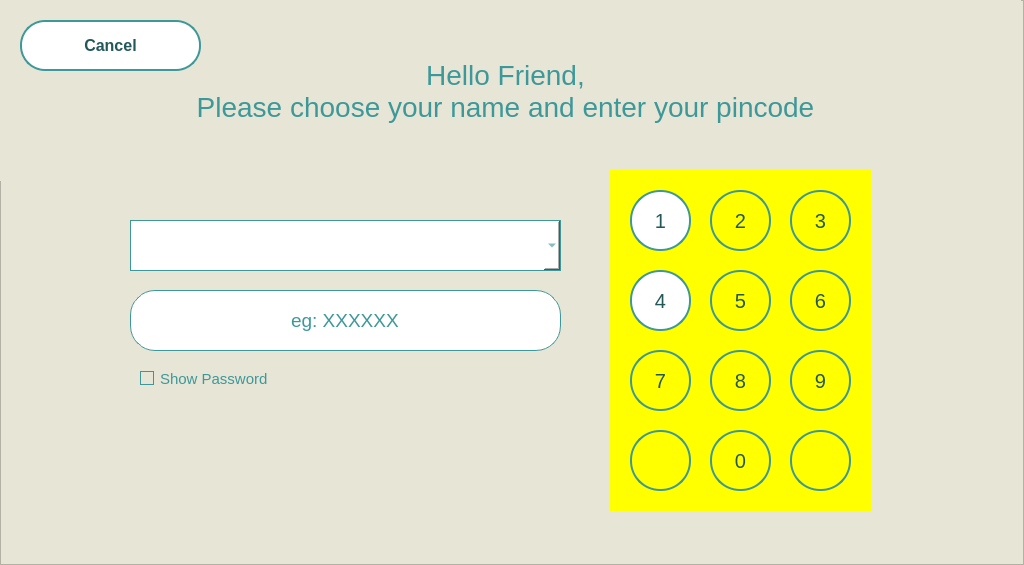
Fsociety-Mrn/AIoT-Smartlock, file Design/keebs.ui: the form before one commit.
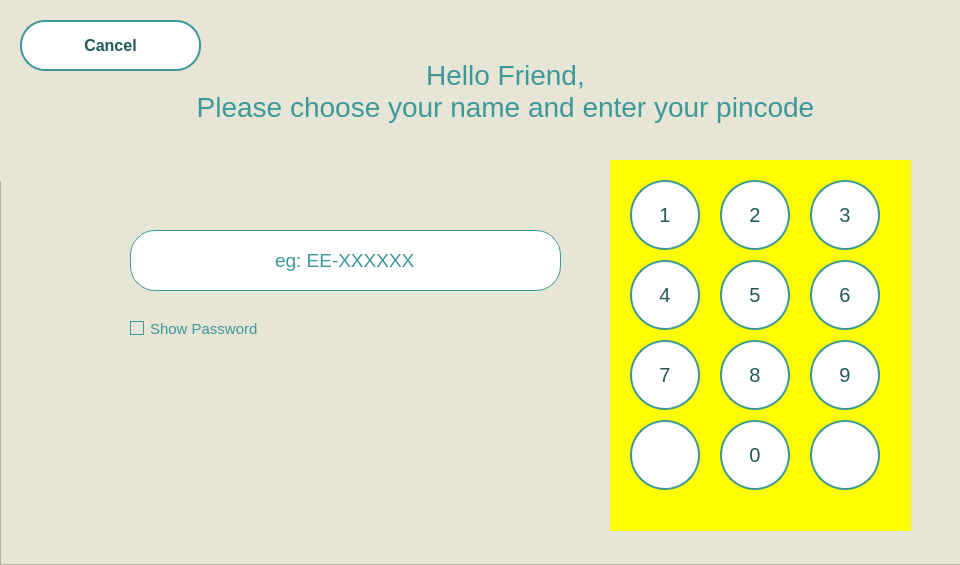
The form after the commit. Icons and pictures are not drawn.

The edit to the form file:
```diff
--- a/Design/keebs.ui
+++ b/Design/keebs.ui
@@ -6,7 +6,7 @@
    <rect>
     <x>0</x>
     <y>0</y>
-    <width>1024</width>
+    <width>960</width>
     <height>565</height>
    </rect>
   </property>
@@ -43,7 +43,7 @@
      <property name="geometry">
       <rect>
        <x>130</x>
-       <y>290</y>
+       <y>230</y>
        <width>431</width>
        <height>61</height>
       </rect>
@@ -63,7 +63,7 @@
 </string>
      </property>
      <property name="text">
-      <string>eg: XXXXXX</string>
+      <string>eg: EE-XXXXXX</string>
      </property>
      <property name="alignment">
       <set>Qt::AlignCenter</set>
@@ -72,39 +72,13 @@
       <string>Token ID</string>
      </property>
     </widget>
-    <widget class="QComboBox" name="comboBox">
-     <property name="geometry">
-      <rect>
-       <x>130</x>
-       <y>220</y>
-       <width>431</width>
-       <height>51</height>
-      </rect>
-     </property>
-     <property name="font">
-      <font>
-       <family>Segoe UI</family>
-       <pointsize>15</pointsize>
-      </font>
-     </property>
-     <property name="styleSheet">
-      <string notr="true">background: transparents;
-color: #3D989A;
-background-color: rgb(255, 255, 255);
-border: 1px solid #3D989A;
-</string>
-     </property>
-     <property name="editable">
-      <bool>false</bool>
-     </property>
-    </widget>
     <widget class="QWidget" name="KeyboardContainer_3" native="true">
      <property name="geometry">
       <rect>
        <x>610</x>
-       <y>170</y>
-       <width>261</width>
-       <height>341</height>
+       <y>160</y>
+       <width>301</width>
+       <height>371</height>
       </rect>
      </property>
      <property name="styleSheet">
@@ -117,8 +91,8 @@
        <rect>
         <x>20</x>
         <y>20</y>
-        <width>61</width>
-        <height>61</height>
+        <width>70</width>
+        <height>70</height>
        </rect>
       </property>
       <property name="font">
@@ -134,7 +108,7 @@
        <string notr="true">QPushButton {
 	background: transparent;
 	background-color: white;
-    border-radius: 30px;
+    border-radius: 35px;
     color: #23585A;
     border: 2px solid rgb(61, 152, 154);
 }
@@ -150,10 +124,10 @@
      <widget class="QPushButton" name="seven_3">
       <property name="geometry">
        <rect>
-        <x>100</x>
+        <x>110</x>
         <y>20</y>
-        <width>61</width>
-        <height>61</height>
+        <width>70</width>
+        <height>70</height>
        </rect>
       </property>
       <property name="font">
@@ -168,7 +142,8 @@
       <property name="styleSheet">
        <string notr="true">QPushButton {
 	background: transparent;
-    border-radius: 30px;
+	background-color: white;
+    border-radius: 35px;
     color: #23585A;
     border: 2px solid rgb(61, 152, 154);
 }
@@ -184,10 +159,10 @@
      <widget class="QPushButton" name="seven_4">
       <property name="geometry">
        <rect>
-        <x>180</x>
+        <x>200</x>
         <y>20</y>
-        <width>61</width>
-        <height>61</height>
+        <width>70</width>
+        <height>70</height>
        </rect>
       </property>
       <property name="font">
@@ -202,7 +177,8 @@
       <property name="styleSheet">
        <string notr="true">QPushButton {
 	background: transparent;
-    border-radius: 30px;
+	background-color: white;
+    border-radius: 35px;
     color: #23585A;
     border: 2px solid rgb(61, 152, 154);
 }
@@ -218,10 +194,10 @@
      <widget class="QPushButton" name="seven_5">
       <property name="geometry">
        <rect>
-        <x>100</x>
+        <x>110</x>
         <y>100</y>
-        <width>61</width>
-        <height>61</height>
+        <width>70</width>
+        <height>70</height>
        </rect>
       </property>
       <property name="font">
@@ -236,7 +212,8 @@
       <property name="styleSheet">
        <string notr="true">QPushButton {
 	background: transparent;
-    border-radius: 30px;
+	background-color: white;
+    border-radius: 35px;
     color: #23585A;
     border: 2px solid rgb(61, 152, 154);
 }
@@ -254,8 +231,8 @@
        <rect>
         <x>20</x>
         <y>100</y>
-        <width>61</width>
-        <height>61</height>
+        <width>70</width>
+        <height>70</height>
        </rect>
       </property>
       <property name="font">
@@ -270,10 +247,10 @@
       <property name="styleSheet">
        <string notr="true">QPushButton {
 	background: transparent;
-    border-radius: 30px;
+	background-color: white;
+    border-radius: 35px;
     color: #23585A;
     border: 2px solid rgb(61, 152, 154);
-	background-color:white;
 }
 
 QPushButton:hover {
@@ -287,10 +264,10 @@
      <widget class="QPushButton" name="seven_7">
       <property name="geometry">
        <rect>
-        <x>180</x>
+        <x>200</x>
         <y>100</y>
-        <width>61</width>
-        <height>61</height>
+        <width>70</width>
+        <height>70</height>
        </rect>
       </property>
       <property name="font">
@@ -305,7 +282,8 @@
       <property name="styleSheet">
        <string notr="true">QPushButton {
 	background: transparent;
-    border-radius: 30px;
+	background-color: white;
+    border-radius: 35px;
     color: #23585A;
     border: 2px solid rgb(61, 152, 154);
 }
@@ -321,10 +299,10 @@
      <widget class="QPushButton" name="seven_8">
       <property name="geometry">
        <rect>
-        <x>180</x>
+        <x>200</x>
         <y>180</y>
-        <width>61</width>
-        <height>61</height>
+        <width>70</width>
+        <height>70</height>
        </rect>
       </property>
       <property name="font">
@@ -339,7 +317,8 @@
       <property name="styleSheet">
        <string notr="true">QPushButton {
 	background: transparent;
-    border-radius: 30px;
+	background-color: white;
+    border-radius: 35px;
     color: #23585A;
     border: 2px solid rgb(61, 152, 154);
 }
@@ -357,8 +336,8 @@
        <rect>
         <x>20</x>
         <y>180</y>
-        <width>61</width>
-        <height>61</height>
+        <width>70</width>
+        <height>70</height>
        </rect>
       </property>
       <property name="font">
@@ -373,7 +352,8 @@
       <property name="styleSheet">
        <string notr="true">QPushButton {
 	background: transparent;
-    border-radius: 30px;
+	background-color: white;
+    border-radius: 35px;
     color: #23585A;
     border: 2px solid rgb(61, 152, 154);
 }
@@ -389,10 +369,10 @@
      <widget class="QPushButton" name="seven_10">
       <property name="geometry">
        <rect>
-        <x>100</x>
+        <x>110</x>
         <y>180</y>
-        <width>61</width>
-        <height>61</height>
+        <width>70</width>
+        <height>70</height>
        </rect>
       </property>
       <property name="font">
@@ -407,7 +387,8 @@
       <property name="styleSheet">
        <string notr="true">QPushButton {
 	background: transparent;
-    border-radius: 30px;
+	background-color: white;
+    border-radius: 35px;
     color: #23585A;
     border: 2px solid rgb(61, 152, 154);
 }
@@ -423,10 +404,10 @@
      <widget class="QPushButton" name="seven_11">
       <property name="geometry">
        <rect>
-        <x>180</x>
+        <x>200</x>
         <y>260</y>
-        <width>61</width>
-        <height>61</height>
+        <width>70</width>
+        <height>70</height>
        </rect>
       </property>
       <property name="font">
@@ -441,7 +422,8 @@
       <property name="styleSheet">
        <string notr="true">QPushButton {
 	background: transparent;
-    border-radius: 30px;
+	background-color: white;
+    border-radius: 35px;
     color: #23585A;
     border: 2px solid rgb(61, 152, 154);
 }
@@ -469,8 +451,8 @@
        <rect>
         <x>20</x>
         <y>260</y>
-        <width>61</width>
-        <height>61</height>
+        <width>70</width>
+        <height>70</height>
        </rect>
       </property>
       <property name="font">
@@ -485,7 +467,8 @@
       <property name="styleSheet">
        <string notr="true">QPushButton {
 	background: transparent;
-    border-radius: 30px;
+	background-color: white;
+    border-radius: 35px;
     color: #23585A;
     border: 2px solid rgb(61, 152, 154);
 }
@@ -514,10 +497,10 @@
      <widget class="QPushButton" name="seven_13">
       <property name="geometry">
        <rect>
-        <x>100</x>
+        <x>110</x>
         <y>260</y>
-        <width>61</width>
-        <height>61</height>
+        <width>70</width>
+        <height>70</height>
        </rect>
       </property>
       <property name="font">
@@ -532,7 +515,8 @@
       <property name="styleSheet">
        <string notr="true">QPushButton {
 	background: transparent;
-    border-radius: 30px;
+	background-color: white;
+    border-radius: 35px;
     color: #23585A;
     border: 2px solid rgb(61, 152, 154);
 }
@@ -614,8 +598,8 @@
     <widget class="QCheckBox" name="checkBox">
      <property name="geometry">
       <rect>
-       <x>140</x>
-       <y>370</y>
+       <x>130</x>
+       <y>320</y>
        <width>131</width>
        <height>17</height>
       </rect>
```
Left out of the diff: 1 changed line with no effect on the pictures.
